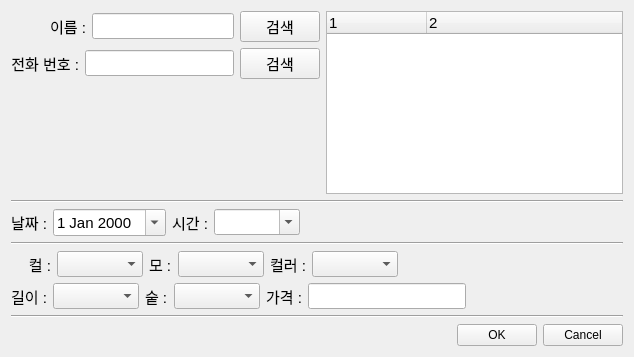
Before: the Qt Designer form LSH/operationdialog.ui in Hoyas40/LSH, drawn with Qt 5.
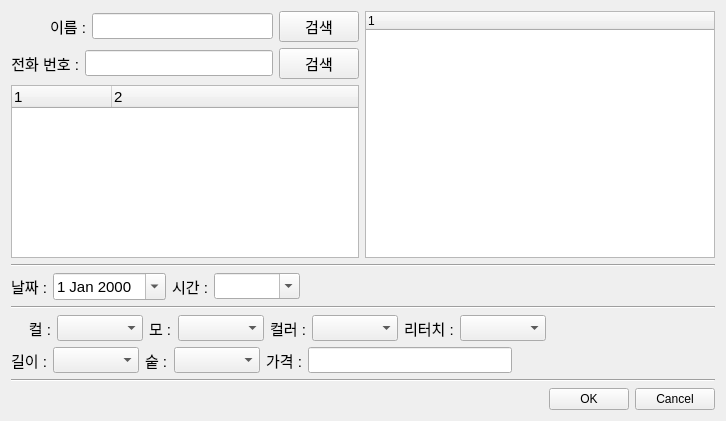
After: the same form once the commit is applied.

Diff of the .ui file:
```diff
--- a/LSH/operationdialog.ui
+++ b/LSH/operationdialog.ui
@@ -6,19 +6,17 @@
    <rect>
     <x>0</x>
     <y>0</y>
-    <width>634</width>
-    <height>357</height>
+    <width>726</width>
+    <height>421</height>
    </rect>
   </property>
   <property name="windowTitle">
    <string>Dialog</string>
   </property>
-  <layout class="QVBoxLayout" name="verticalLayout_3">
-   <item>
-    <layout class="QHBoxLayout" name="horizontalLayout_3">
-     <item>
       <layout class="QVBoxLayout" name="verticalLayout_2">
        <item>
+    <layout class="QHBoxLayout" name="horizontalLayout_3">
+     <item>
         <layout class="QVBoxLayout" name="verticalLayout">
          <item>
           <layout class="QHBoxLayout" name="horizontalLayout">
@@ -118,23 +116,6 @@
            </item>
           </layout>
          </item>
-        </layout>
-       </item>
-       <item>
-        <spacer name="verticalSpacer">
-         <property name="orientation">
-          <enum>Qt::Vertical</enum>
-         </property>
-         <property name="sizeHint" stdset="0">
-          <size>
-           <width>20</width>
-           <height>20</height>
-          </size>
-         </property>
-        </spacer>
-       </item>
-      </layout>
-     </item>
      <item>
       <widget class="QTreeWidget" name="treeWidget">
        <property name="sizePolicy">
@@ -181,6 +162,23 @@
     </layout>
    </item>
    <item>
+      <widget class="QTreeWidget" name="treeWidget_operation">
+       <property name="minimumSize">
+        <size>
+         <width>350</width>
+         <height>0</height>
+        </size>
+       </property>
+       <column>
+        <property name="text">
+         <string notr="true">1</string>
+        </property>
+       </column>
+      </widget>
+     </item>
+    </layout>
+   </item>
+   <item>
     <widget class="Line" name="line_2">
      <property name="orientation">
       <enum>Qt::Horizontal</enum>
@@ -333,6 +331,27 @@
        </property>
       </widget>
      </item>
+     <item>
+      <widget class="QLabel" name="label_11">
+       <property name="font">
+        <font>
+         <pointsize>11</pointsize>
+        </font>
+       </property>
+       <property name="text">
+        <string>리터치 :</string>
+       </property>
+      </widget>
+     </item>
+     <item>
+      <widget class="QComboBox" name="comboBox_retouch">
+       <property name="font">
+        <font>
+         <pointsize>11</pointsize>
+        </font>
+       </property>
+      </widget>
+     </item>
      <item>
       <spacer name="horizontalSpacer">
        <property name="orientation">
```
Left out of the diff: 25 changed lines with no effect on the pictures. Lines whose indentation alone changed are shown as unchanged.
